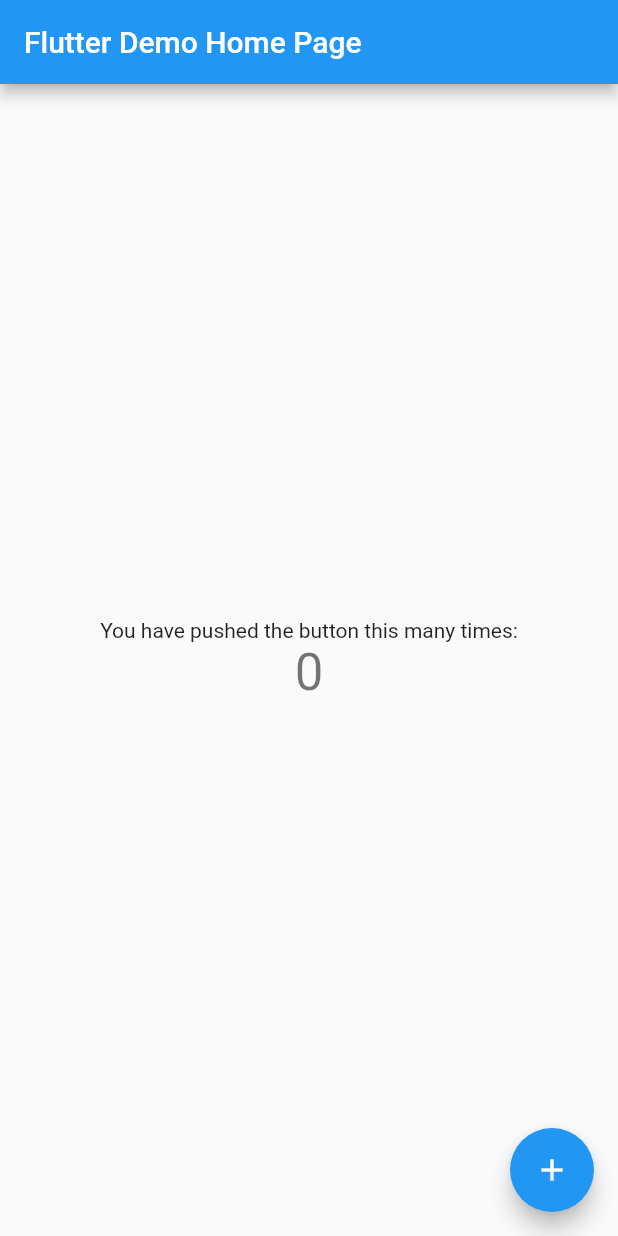
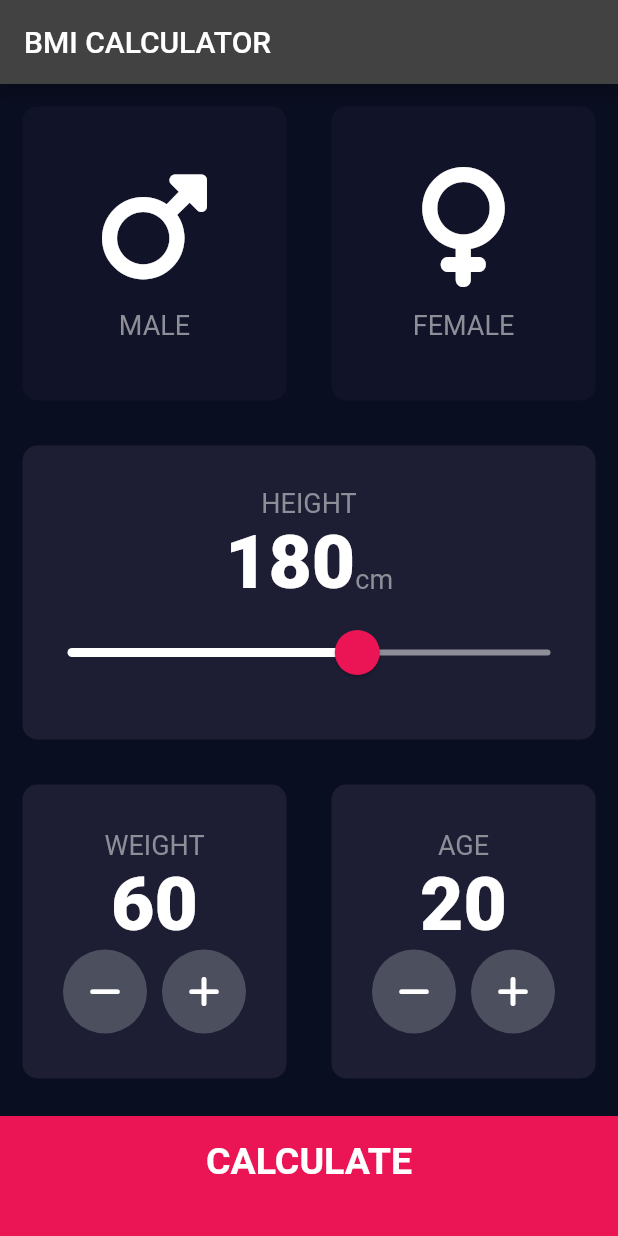
Before and after one commit to JanaYAlSalem/bmi_calculator, a Flutter app: the screen it shows after launch, on a phone screen of 412 x 824 dp. Run offline on Flutter 3.47's test engine with Material 2 defaults, Android fonts, the phone set to English and light mode, and no system bars; our stand-ins replace font_awesome_flutter.

Commit message:
Add/input_screen

```diff
--- a/lib/main.dart
+++ b/lib/main.dart
@@ -1,115 +1,19 @@
 import 'package:flutter/material.dart';
+import '/ui/screens/input_page.dart';
 
-void main() {
-  runApp(const MyApp());
-}
 
-class MyApp extends StatelessWidget {
-  const MyApp({Key? key}) : super(key: key);
 
-  // This widget is the root of your application.
+void main() => runApp(BMICalculator());
+
+class BMICalculator extends StatelessWidget {
   @override
   Widget build(BuildContext context) {
     return MaterialApp(
-      title: 'Flutter Demo',
-      theme: ThemeData(
-        // This is the theme of your application.
-        //
-        // Try running your application with "flutter run". You'll see the
-        // application has a blue toolbar. Then, without quitting the app, try
-        // changing the primarySwatch below to Colors.green and then invoke
-        // "hot reload" (press "r" in the console where you ran "flutter run",
-        // or simply save your changes to "hot reload" in a Flutter IDE).
-        // Notice that the counter didn't reset back to zero; the application
-        // is not restarted.
-        primarySwatch: Colors.blue,
+      theme: ThemeData.dark().copyWith(
+        primaryColor: Color(0xFF0A0E21),
+        scaffoldBackgroundColor: Color(0xFF0A0E21),
       ),
-      home: const MyHomePage(title: 'Flutter Demo Home Page'),
+      home: InputPage(),
     );
   }
 }
-
-class MyHomePage extends StatefulWidget {
-  const MyHomePage({Key? key, required this.title}) : super(key: key);
-
-  // This widget is the home page of your application. It is stateful, meaning
-  // that it has a State object (defined below) that contains fields that affect
-  // how it looks.
-
-  // This class is the configuration for the state. It holds the values (in this
-  // case the title) provided by the parent (in this case the App widget) and
-  // used by the build method of the State. Fields in a Widget subclass are
-  // always marked "final".
-
-  final String title;
-
-  @override
-  State<MyHomePage> createState() => _MyHomePageState();
-}
-
-class _MyHomePageState extends State<MyHomePage> {
-  int _counter = 0;
-
-  void _incrementCounter() {
-    setState(() {
-      // This call to setState tells the Flutter framework that something has
-      // changed in this State, which causes it to rerun the build method below
-      // so that the display can reflect the updated values. If we changed
-      // _counter without calling setState(), then the build method would not be
-      // called again, and so nothing would appear to happen.
-      _counter++;
-    });
-  }
-
-  @override
-  Widget build(BuildContext context) {
-    // This method is rerun every time setState is called, for instance as done
-    // by the _incrementCounter method above.
-    //
-    // The Flutter framework has been optimized to make rerunning build methods
-    // fast, so that you can just rebuild anything that needs updating rather
-    // than having to individually change instances of widgets.
-    return Scaffold(
-      appBar: AppBar(
-        // Here we take the value from the MyHomePage object that was created by
-        // the App.build method, and use it to set our appbar title.
-        title: Text(widget.title),
-      ),
-      body: Center(
-        // Center is a layout widget. It takes a single child and positions it
-        // in the middle of the parent.
-        child: Column(
-          // Column is also a layout widget. It takes a list of children and
-          // arranges them vertically. By default, it sizes itself to fit its
-          // children horizontally, and tries to be as tall as its parent.
-          //
-          // Invoke "debug painting" (press "p" in the console, choose the
-          // "Toggle Debug Paint" action from the Flutter Inspector in Android
-          // Studio, or the "Toggle Debug Paint" command in Visual Studio Code)
-          // to see the wireframe for each widget.
-          //
-          // Column has various properties to control how it sizes itself and
-          // how it positions its children. Here we use mainAxisAlignment to
-          // center the children vertically; the main axis here is the vertical
-          // axis because Columns are vertical (the cross axis would be
-          // horizontal).
-          mainAxisAlignment: MainAxisAlignment.center,
-          children: <Widget>[
-            const Text(
-              'You have pushed the button this many times:',
-            ),
-            Text(
-              '$_counter',
-              style: Theme.of(context).textTheme.headline4,
-            ),
-          ],
-        ),
-      ),
-      floatingActionButton: FloatingActionButton(
-        onPressed: _incrementCounter,
-        tooltip: 'Increment',
-        child: const Icon(Icons.add),
-      ), // This trailing comma makes auto-formatting nicer for build methods.
-    );
-  }
-}
--- /dev/null
+++ b/lib/ui/components/bottom_button.dart
@@ -0,0 +1,31 @@
+import 'package:flutter/material.dart';
+import '/util/constants.dart';
+
+
+
+class BottomButton extends StatelessWidget {
+  BottomButton({@required this.onTap, @required this.buttonTitle});
+
+  final VoidCallback? onTap;
+  final String? buttonTitle;
+
+  @override
+  Widget build(BuildContext context) {
+    return GestureDetector(
+      onTap: onTap,
+      child: Container(
+        child: Center(
+          child: Text(
+            buttonTitle!,
+            style: kLargeButtonTextStyle,
+          ),
+        ),
+        color: kBottomContainerColour,
+        margin: EdgeInsets.only(top: 10.0),
+        padding: EdgeInsets.only(bottom: 20.0),
+        width: double.infinity,
+        height: kBottomContainerHeight,
+      ),
+    );
+  }
+}
--- /dev/null
+++ b/lib/ui/components/card_item.dart
@@ -0,0 +1,26 @@
+import 'package:flutter/material.dart';
+
+class CardItem extends StatelessWidget {
+
+  const CardItem({required this.colour, this.cardChild, this.onCardClicked});
+
+
+  final Color colour;
+  final Widget? cardChild;
+  final VoidCallback? onCardClicked; // VoidCallback if a Fun
+
+  @override
+  Widget build(BuildContext context) {
+    return GestureDetector(
+      onTap: onCardClicked,
+      child: Container(
+        child: cardChild,
+        margin: EdgeInsets.all(15.0),
+        decoration: BoxDecoration(
+          color: colour,
+          borderRadius: BorderRadius.circular(10.0),
+        ),
+      ),
+    );
+  }
+}
--- /dev/null
+++ b/lib/ui/components/icon_content.dart
@@ -0,0 +1,30 @@
+import 'package:flutter/material.dart';
+import '/util/constants.dart';
+
+class IconContent extends StatelessWidget {
+
+  const IconContent ({this.icon, this.label});
+
+  final IconData? icon;
+  final String? label;
+
+  @override
+  Widget build(BuildContext context) {
+    return Column(
+      mainAxisAlignment: MainAxisAlignment.center,
+      children: <Widget>[
+        Icon(
+          icon,
+          size: 80.0,
+        ),
+        SizedBox(
+          height: 15.0,
+        ),
+        Text(
+          label!,
+          style: kLabelTextStyle,
+        )
+      ],
+    );
+  }
+}
--- /dev/null
+++ b/lib/ui/components/round_icon_button.dart
@@ -0,0 +1,23 @@
+import 'package:flutter/material.dart';
+
+class RoundIconButton extends StatelessWidget {
+  RoundIconButton({@required this.icon, @required this.onPressed});
+
+  final IconData? icon;
+  final VoidCallback? onPressed;
+
+  @override
+  Widget build(BuildContext context) {
+    return RawMaterialButton(
+      elevation: 0.0,
+      child: Icon(icon),
+      onPressed: onPressed,
+      constraints: BoxConstraints.tightFor(
+        width: 56.0,
+        height: 56.0,
+      ),
+      shape: CircleBorder(),
+      fillColor: Color(0xFF4C4F5E),
+    );
+  }
+}
--- /dev/null
+++ b/lib/ui/screens/input_page.dart
@@ -0,0 +1,219 @@
+import 'package:flutter/material.dart';
+import 'package:font_awesome_flutter/font_awesome_flutter.dart';
+import '/util/gender.dart';
+import '/util/constants.dart';
+import '/ui/components/card_item.dart';
+import '/ui/components/icon_content.dart';
+import '/ui/components/round_icon_button.dart';
+import '/ui/components/bottom_button.dart';
+
+
+class InputPage extends StatefulWidget {
+  @override
+  _InputPageState createState() => _InputPageState();
+}
+
+
+class _InputPageState extends State<InputPage> {
+
+  Gender selectedGender = Gender.None;
+  int height = 180;
+  int weight = 60;
+  int age = 20;
+
+
+  @override
+  Widget build(BuildContext context) {
+    return Scaffold(
+      appBar: AppBar(
+        title: Text('BMI CALCULATOR'),
+      ),
+      body: Column(
+          crossAxisAlignment: CrossAxisAlignment.stretch,
+          children: <Widget>[
+      Expanded(
+      child: Row(
+          children: <Widget>[
+          Expanded(
+          child: CardItem(onCardClicked: () {
+            setState(() {
+              selectedGender = Gender.male;
+            });
+          },
+            colour: selectedGender == Gender.male
+                ? kActiveCardColour
+                : kInactiveCardColour,
+            cardChild: IconContent(
+              icon: FontAwesomeIcons.mars,
+              label: 'MALE',
+            ),
+          ),
+          ),
+            Expanded(
+              child: CardItem(onCardClicked: () {
+                  setState(() {
+                    selectedGender = Gender.female;
+                  });
+                },
+                colour: selectedGender == Gender.female
+                    ? kActiveCardColour
+                    : kInactiveCardColour,
+                cardChild: IconContent(
+                  icon: FontAwesomeIcons.venus,
+                  label: 'FEMALE',
+                ),
+              ),
+            ),
+          ],
+      )),
+            Expanded(
+              child: CardItem(
+                colour: kActiveCardColour,
+                cardChild: Column(
+                  mainAxisAlignment: MainAxisAlignment.center,
+                  children: <Widget>[
+                    Text(
+                      'HEIGHT',
+                      style: kLabelTextStyle,
+                    ),
+                    Row(
+                      mainAxisAlignment: MainAxisAlignment.center,
+                      crossAxisAlignment: CrossAxisAlignment.baseline,
+                      textBaseline: TextBaseline.alphabetic,
+                      children: <Widget>[
+                        Text(
+                          height.toString(),
+                          style: kNumberTextStyle,
+                        ),
+                        Text(
+                          'cm',
+                          style: kLabelTextStyle,
+                        )
+                      ],
+                    ),
+                    SliderTheme(
+                      data: SliderTheme.of(context).copyWith(
+                        inactiveTrackColor: Color(0xFF8D8E98),
+                        activeTrackColor: Colors.white,
+                        thumbColor: Color(0xFFEB1555),
+                        overlayColor: Color(0x29EB1555),
+                        thumbShape:
+                        RoundSliderThumbShape(enabledThumbRadius: 15.0),
+                        overlayShape:
+                        RoundSliderOverlayShape(overlayRadius: 30.0),
+                      ),
+                      child: Slider(
+                        value: height.toDouble(),
+                        min: 120.0,
+                        max: 220.0,
+                        onChanged: (double newValue) {
+                          setState(() {
+                            height = newValue.round();
+                          });
+                        },
+                      ),
+                    ),
+                  ],
+                ),
+              ),
+            ),
+            Expanded(
+              child: Row(
+                children: <Widget>[
+                  Expanded(
+                    child: CardItem(
+                      colour: kActiveCardColour,
+                      cardChild: Column(
+                        mainAxisAlignment: MainAxisAlignment.center,
+                        children: <Widget>[
+                          Text(
+                            'WEIGHT',
+                            style: kLabelTextStyle,
+                          ),
+                          Text(
+                            weight.toString(),
+                            style: kNumberTextStyle,
+                          ),
+                          Row(
+                            mainAxisAlignment: MainAxisAlignment.center,
+                            children: <Widget>[
+                              RoundIconButton(
+                                  icon: FontAwesomeIcons.minus,
+                                  onPressed: () {
+                                    setState(() {
+                                      weight--;
+                                    });
+                                  }),
+                              SizedBox(
+                                width: 10.0,
+                              ),
+                              RoundIconButton(
+                                icon: FontAwesomeIcons.plus,
+                                onPressed: () {
+                                  setState(() {
+                                    weight++;
+                                  });
+                                },
+                              ),
+                            ],
+                          ),
+                        ],
+                      ),
+                    ),
+                  ),
+                  Expanded(
+                    child: CardItem(
+                      colour: kActiveCardColour,
+                      cardChild: Column(
+                        mainAxisAlignment: MainAxisAlignment.center,
+                        children: <Widget>[
+                          Text(
+                            'AGE',
+                            style: kLabelTextStyle,
+                          ),
+                          Text(
+                            age.toString(),
+                            style: kNumberTextStyle,
+                          ),
+                          Row(
+                            mainAxisAlignment: MainAxisAlignment.center,
+                            children: <Widget>[
+                              RoundIconButton(
+                                icon: FontAwesomeIcons.minus,
+                                onPressed: () {
+                                  setState(
+                                        () {
+                                      age--;
+                                    },
+                                  );
+                                },
+                              ),
+                              SizedBox(
+                                width: 10.0,
+                              ),
+                              RoundIconButton(
+                                  icon: FontAwesomeIcons.plus,
+                                  onPressed: () {
+                                    setState(() {
+                                      age++;
+                                    });
+                                  })
+                            ],
+                          )
+                        ],
+                      ),
+                    ),
+                  ),
+                ],
+              ),
+            ),
+            BottomButton(
+              buttonTitle: 'CALCULATE',
+              onTap: () {
+},
+            ),
+          ],
+      ),
+    );
+  }
+}
--- /dev/null
+++ b/lib/util/constants.dart
@@ -0,0 +1,41 @@
+import 'package:flutter/material.dart';
+
+const kBottomContainerHeight = 80.0;
+const kActiveCardColour = Color(0xFF1D1E33);
+const kInactiveCardColour = Color(0xFF111328);
+const kBottomContainerColour = Color(0xFFEB1555);
+
+const kLabelTextStyle = TextStyle(
+  fontSize: 18.0,
+  color: Color(0xFF8D8E98),
+);
+
+const kNumberTextStyle = TextStyle(
+  fontSize: 50.0,
+  fontWeight: FontWeight.w900,
+);
+
+const kLargeButtonTextStyle = TextStyle(
+  fontSize: 25.0,
+  fontWeight: FontWeight.bold,
+);
+
+const kTitleTextStyle = TextStyle(
+  fontSize: 50.0,
+  fontWeight: FontWeight.bold,
+);
+
+const kResultTextStyle = TextStyle(
+  color: Color(0xFF24D876),
+  fontSize: 22.0,
+  fontWeight: FontWeight.bold,
+);
+
+const kBMITextStyle = TextStyle(
+  fontSize: 100.0,
+  fontWeight: FontWeight.bold,
+);
+
+const kBodyTextStyle = TextStyle(
+  fontSize: 22.0,
+);
--- /dev/null
+++ b/lib/util/gender.dart
@@ -0,0 +1,4 @@
+
+
+
+enum Gender { male, female, None}
--- a/pubspec.yaml
+++ b/pubspec.yaml
@@ -34,6 +34,7 @@ dependencies:
   # The following adds the Cupertino Icons font to your application.
   # Use with the CupertinoIcons class for iOS style icons.
   cupertino_icons: ^1.0.2
+  font_awesome_flutter: ^10.1.0
 
 dev_dependencies:
   flutter_test:
```
Also changed, not shown: pubspec.lock, 1 other file.
